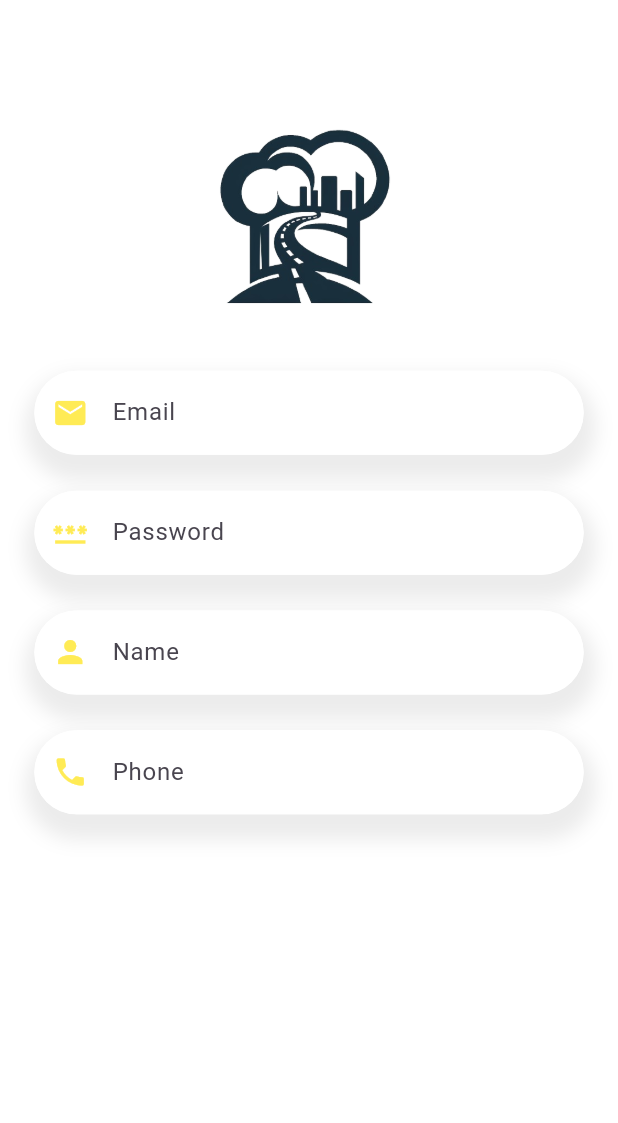
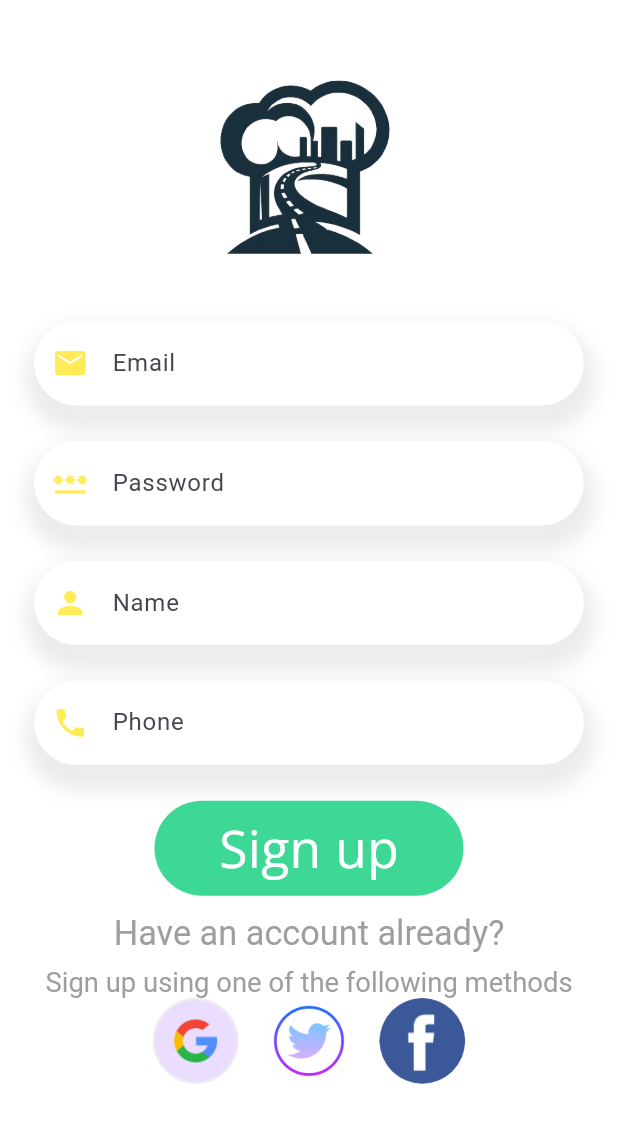
Before and after one commit to gt-lcy96/fultter_food_delivery, a Flutter app: the SignUpPage screen opened directly, on a phone screen of 412 x 824 dp. Shown: the top 1123 px of the screen. Run offline on Flutter 3.47's test engine with Material 3 defaults, Android fonts, the phone set to English and light mode, and no system bars; our stand-ins replace dots_indicator, flutter_screenutil, get, shared_preferences; accounts and stored records are empty.

Commit message:
finish up signup page layout

```diff
--- a/lib/main.dart
+++ b/lib/main.dart
@@ -3,6 +3,7 @@ import 'package:flutter_screenutil/flutter_screenutil.dart';
 import 'package:food_delivery/controllers/cart_controller.dart';
 import 'package:food_delivery/controllers/popular_product_controller.dart';
 import 'package:food_delivery/controllers/recommended_product_controller.dart';
+import 'package:food_delivery/pages/auth/sign_up_page.dart';
 import 'package:food_delivery/pages/cart/cart_page.dart';
 import 'package:food_delivery/pages/food_detail/PopularFoodDetail_page.dart';
 import 'package:food_delivery/pages/food_detail/recommended_food_detail.dart';
@@ -35,10 +36,10 @@ class MyApp extends StatelessWidget {
                 debugShowCheckedModeBanner: false,
                 title: 'Flutter Demo',
 
-                // home: SplashScreen(),
+                home: SignUpPage(),
                 // home: const MainFoodPage(),
-                initialRoute: RouteHelper.getSplashPage(),
-                getPages: RouteHelper.routes,
+                // initialRoute: RouteHelper.getSplashPage(),
+                // getPages: RouteHelper.routes,
               );
             },
           );
--- a/lib/pages/auth/sign_up_page.dart
+++ b/lib/pages/auth/sign_up_page.dart
@@ -1,7 +1,11 @@
+import 'package:flutter/gestures.dart';
 import 'package:flutter/material.dart';
 import 'package:flutter_screenutil/flutter_screenutil.dart';
 import 'package:food_delivery/common/values/colors.dart';
+import 'package:food_delivery/common/values/dimensions.dart';
 import 'package:food_delivery/common/widgets/app_text_field.dart';
+import 'package:food_delivery/common/widgets/base_text_widget.dart';
+import 'package:get/get.dart';
 
 class SignUpPage extends StatelessWidget {
   const SignUpPage({super.key});
@@ -13,11 +17,19 @@ class SignUpPage extends StatelessWidget {
     var nameController = TextEditingController();
     var phoneController = TextEditingController();
 
+    var signUpImages = [
+      "google.png",
+      "twitter.png",
+      "facebook.png",
+    ];
+
     return Scaffold(
         backgroundColor: Colors.white,
-      body: Column(
+        body: SingleChildScrollView(
+          physics: const BouncingScrollPhysics(),
+          child: Column(
             children: [
-          SizedBox(height: MediaQuery.of(context).size.height * 0.05),
+              SizedBox(height: MediaQuery.of(context).size.height * 0.01),
               Container(
                 height: MediaQuery.of(context).size.height * 0.25,
                 child: Center(
@@ -27,16 +39,77 @@ class SignUpPage extends StatelessWidget {
                         const AssetImage("assets/images/food_delivery_logo.png"),
                     backgroundColor: Colors.white,
                   ),
-          ),),
-          AppTextField(textController: emailController, hintText: "Email", icon: Icons.email),
-          SizedBox(height:  20.h),
-          AppTextField(textController: passwordController, hintText: "Password", icon: Icons.password_sharp),
-          SizedBox(height:  20.h),
-          AppTextField(textController: nameController, hintText: "Name", icon: Icons.person),
-          SizedBox(height:  20.h),
-          AppTextField(textController: phoneController, hintText: "Phone", icon: Icons.phone),
-          SizedBox(height:  20.h),
+                ),
+              ),
+              AppTextField(
+                  textController: emailController,
+                  hintText: "Email",
+                  icon: Icons.email),
+              SizedBox(height: 20.h),
+              AppTextField(
+                  textController: passwordController,
+                  hintText: "Password",
+                  icon: Icons.password_sharp),
+              SizedBox(height: 20.h),
+              AppTextField(
+                  textController: nameController,
+                  hintText: "Name",
+                  icon: Icons.person),
+              SizedBox(height: 20.h),
+              AppTextField(
+                  textController: phoneController,
+                  hintText: "Phone",
+                  icon: Icons.phone),
+              SizedBox(height: 20.h),
+              //sign up button
+              Container(
+                width: Dimensions.screenWidth / 2,
+                height: Dimensions.screenHeight / 13,
+                decoration: BoxDecoration(
+                    borderRadius: BorderRadius.circular(30.w),
+                    color: AppColors.primaryElement),
+                child: Center(
+                  child: bigText("Sign up", fontSize: 30, color: Colors.white),
+                ),
+              ),
+              SizedBox(height: 10.h),
+              //tag line
+              RichText(
+                text: TextSpan(
+                  recognizer: TapGestureRecognizer()..onTap = () => Get.back(),
+                  text: "Have an account already?",
+                  style: TextStyle(
+                    color: Colors.grey[500],
+                    fontSize: 20.sp,
+                  ),
+                ),
+              ),
+              SizedBox(height: Dimensions.screenHeight * 0.01),
+              //sign up options
+              RichText(
+                text: TextSpan(
+                  text: "Sign up using one of the following methods",
+                  style: TextStyle(
+                    color: Colors.grey[500],
+                    fontSize: 16.sp,
+                  ),
+                ),
+              ),
+
+              Wrap(
+                children: List.generate(
+                    3,
+                    (index) => Padding(
+                      padding: EdgeInsets.only(left: 8.w, right: 8.w),
+                      child: CircleAvatar(
+                            radius: 25.w,
+                            backgroundImage:
+                                AssetImage("assets/images/" + signUpImages[index]),
+                          ),
+                    )),
+              )
             ],
+          ),
         ),
       );
   }
```
Also changed, not shown: assets/images/facebook.png (added), assets/images/google.png (added), assets/images/twitter.png (added), assets/images/twitter2.png (added). Lines whose indentation alone changed are shown as unchanged.
